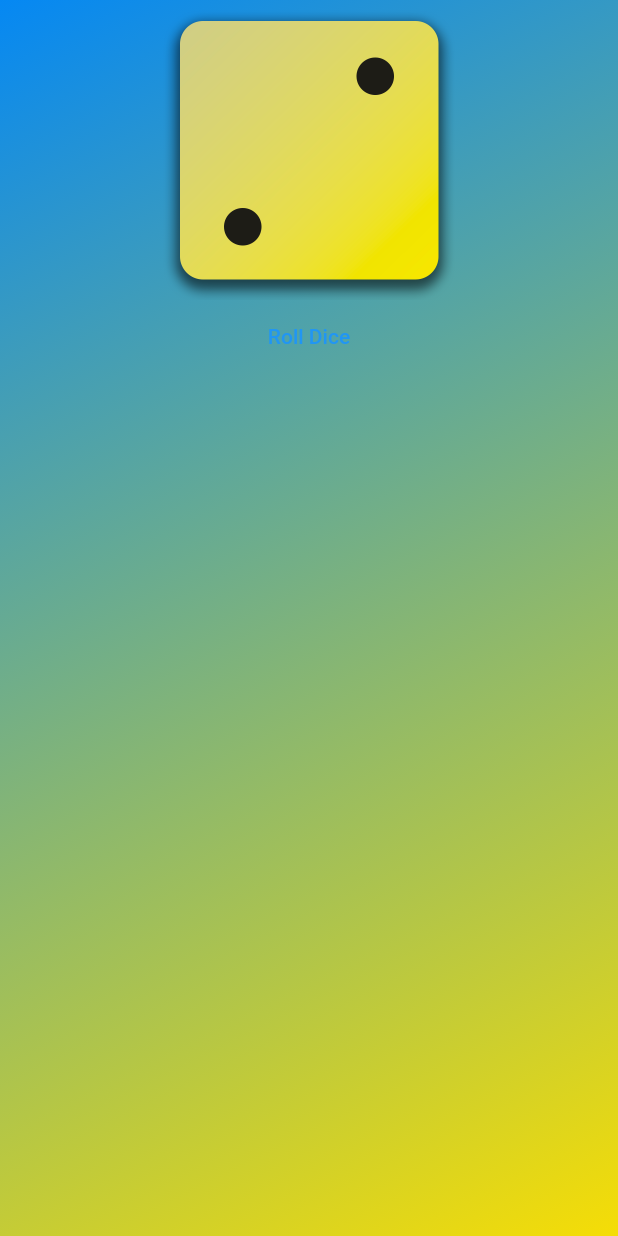
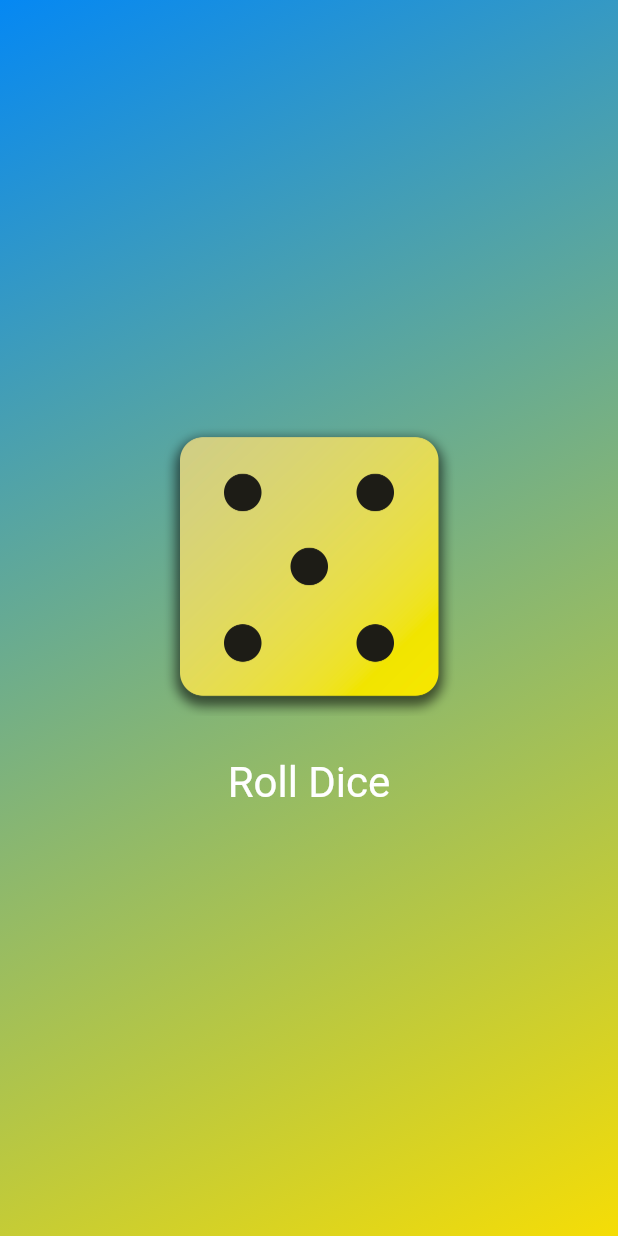
Before and after one commit to tranzi90/roll_dice, a Flutter app: the screen it shows after launch, after a tap on "Roll Dice", on a phone screen of 412 x 824 dp. Run offline on Flutter 3.47's test engine with Material 2 defaults, Android fonts, the phone set to English and light mode, and no system bars.

Commit message:
create dice roller widget

```diff
--- /dev/null
+++ b/lib/dice_roller.dart
@@ -0,0 +1,51 @@
+import 'dart:math';
+
+import 'package:flutter/material.dart';
+
+final randomizer = Random();
+
+class DiceRoller extends StatefulWidget {
+  const DiceRoller({super.key});
+
+  @override
+  State<DiceRoller> createState() {
+    return _DiceRollerState();
+  }
+}
+
+class _DiceRollerState extends State<DiceRoller> {
+  var currentDiceRoll = 2;
+
+  void rollDice() {
+    setState(() {
+      currentDiceRoll = randomizer.nextInt(6) + 1;
+    });
+  }
+
+  @override
+  Widget build(context) {
+    return Column(
+      mainAxisSize: MainAxisSize.min,
+      children: [
+        Image.asset(
+          'assets/images/dice-$currentDiceRoll.png',
+          width: 200,
+        ),
+        const SizedBox(height: 20),
+        TextButton(
+          onPressed: rollDice,
+          style: TextButton.styleFrom(
+            // padding: const EdgeInsets.only(
+            //   top: 20,
+            // ),
+            foregroundColor: Colors.white,
+            textStyle: const TextStyle(
+              fontSize: 28,
+            ),
+          ),
+          child: const Text('Roll Dice'),
+        )
+      ],
+    );
+  }
+}
--- a/lib/gradient_container.dart
+++ b/lib/gradient_container.dart
@@ -1,4 +1,5 @@
 import 'package:flutter/material.dart';
+import 'package:my_app/dice_roller.dart';
 
 const startAlignment = Alignment.topLeft;
 const endAlignment = Alignment.bottomRight;
@@ -7,8 +8,6 @@ class GradientContainer extends StatelessWidget {
   const GradientContainer(this.colors, {super.key});
 
   final List<Color> colors;
-
-  void rollDice() {}
 
   @override
   Widget build(context) {
@@ -20,19 +19,8 @@ class GradientContainer extends StatelessWidget {
           end: endAlignment,
         ),
       ),
-      child: Center(
-        child: Column(
-          children: [
-            Image.asset(
-              'assets/images/dice-2.png',
-              width: 200,
-            ),
-            TextButton(
-              onPressed: rollDice,
-              child: const Text('Roll Dice'),
-            )
-          ],
-        ),
+      child: const Center(
+        child: DiceRoller(),
       ),
     );
   }
```
